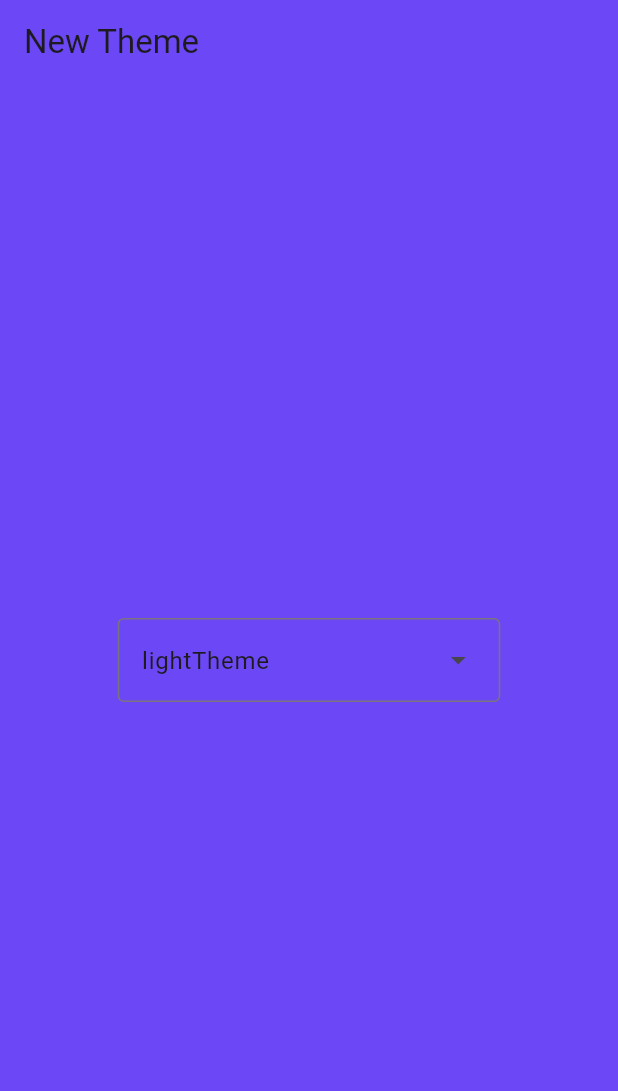
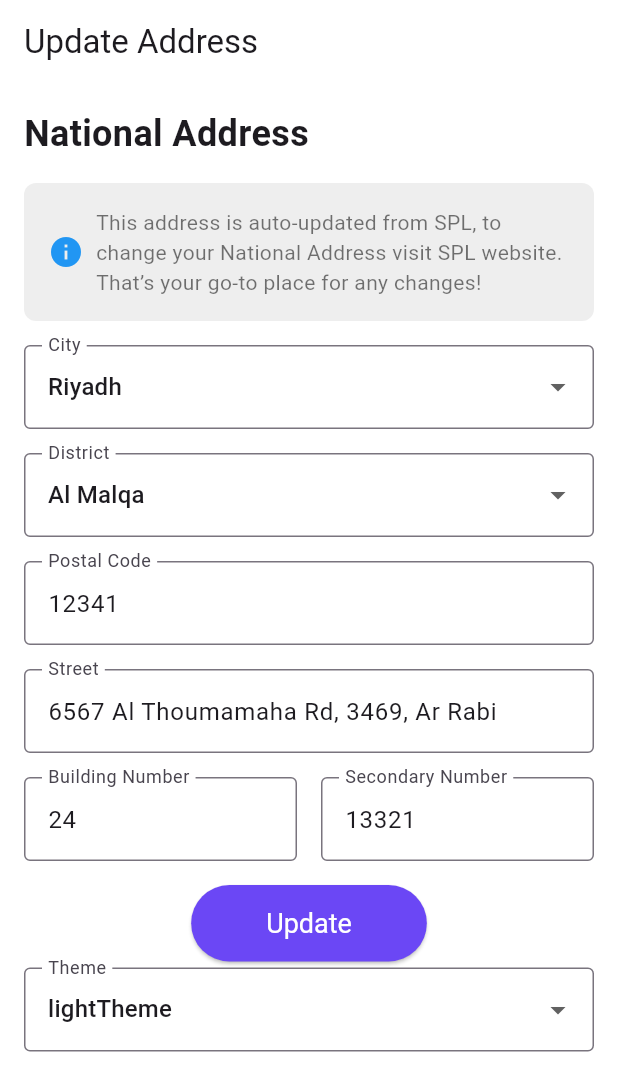
Before and after one commit to mahmoudsalah37/theme_app, a Flutter app: the screen it shows after launch, on a phone screen of 412 x 824 dp. Shown: the top 1091 px of the screen. Run offline on Flutter 3.47's test engine with Material 3 defaults, Android fonts, the phone set to English and light mode, and no system bars; Roboto replaces fonts that are missing (Tawuniya).

Commit message:
Refactor code to use ValueNotifier instead of final variable for theme selection and update UI in HomeScreen
The commit message summarizes the changes made in the code. It starts with a capitalized, short summary of the changes (less than 50 characters) and is followed by a more detailed explanatory text if necessary. In this case, the changes made were to refactor the code to use a ValueNotifier instead of a final variable for theme selection and update the UI in HomeScreen

```diff
--- /dev/null
+++ b/lib/home_screen.dart
@@ -0,0 +1,168 @@
+import 'package:flutter/material.dart';
+import 'package:theme_app/main.dart';
+
+import 'theme/custom_colors_extension.dart';
+import 'theme/tw_theme.dart';
+import 'tw_constents.dart';
+
+class HomeScreen extends StatelessWidget {
+  const HomeScreen({super.key});
+
+  @override
+  Widget build(BuildContext context) {
+    final customColorsExtension =
+        Theme.of(context).extension<CustomColorsExtension>()!;
+    final primaryColor = HexColor.fromHex(
+        customColorsExtension.colorsModel.primary!.primaryColor!.value!);
+    final secondaryButton = HexColor.fromHex(
+        customColorsExtension.colorsModel.button!.secondaryButton!.value!);
+    return Scaffold(
+      backgroundColor: primaryColor,
+      appBar: AppBar(
+        title: const Text('Update Address'),
+      ),
+      body: Padding(
+        padding: const EdgeInsets.all(16.0),
+        child: ListView(
+          children: <Widget>[
+            const Text(
+              'National Address',
+              style: TextStyle(fontSize: 24, fontWeight: FontWeight.bold),
+            ),
+            const SizedBox(height: 16),
+            Container(
+              padding: const EdgeInsets.all(16),
+              decoration: BoxDecoration(
+                color: Colors.grey[200],
+                borderRadius: BorderRadius.circular(8),
+              ),
+              child: const Row(
+                children: <Widget>[
+                  Icon(Icons.info, color: Colors.blue),
+                  SizedBox(width: 8),
+                  Expanded(
+                    child: Text(
+                      'This address is auto-updated from SPL, to change your National Address visit SPL website. That’s your go-to place for any changes!',
+                      style: TextStyle(color: Colors.black54),
+                    ),
+                  ),
+                ],
+              ),
+            ),
+            const SizedBox(height: 16),
+            DropdownButtonFormField<String>(
+              value: 'Riyadh',
+              items: ['Riyadh', 'Jeddah', 'Dammam']
+                  .map((label) => DropdownMenuItem(
+                        value: label,
+                        child: Text(label),
+                      ))
+                  .toList(),
+              onChanged: (value) {},
+              decoration: const InputDecoration(
+                labelText: 'City',
+                border: OutlineInputBorder(),
+              ),
+            ),
+            const SizedBox(height: 16),
+            DropdownButtonFormField<String>(
+              value: 'Al Malqa',
+              items: [
+                'Al Malqa',
+                'Al Olaya',
+                'Al Sulaymaniyah',
+              ]
+                  .map((label) => DropdownMenuItem(
+                        value: label,
+                        child: Text(label),
+                      ))
+                  .toList(),
+              onChanged: (value) {},
+              decoration: const InputDecoration(
+                labelText: 'District',
+                border: OutlineInputBorder(),
+              ),
+            ),
+            const SizedBox(height: 16),
+            TextFormField(
+              initialValue: '12341',
+              decoration: const InputDecoration(
+                labelText: 'Postal Code',
+                border: OutlineInputBorder(),
+              ),
+            ),
+            const SizedBox(height: 16),
+            TextFormField(
+              initialValue: '6567 Al Thoumamaha Rd, 3469, Ar Rabi',
+              decoration: const InputDecoration(
+                labelText: 'Street',
+                border: OutlineInputBorder(),
+              ),
+            ),
+            const SizedBox(height: 16),
+            Row(
+              children: <Widget>[
+                Expanded(
+                  child: TextFormField(
+                    initialValue: '24',
+                    decoration: const InputDecoration(
+                      labelText: 'Building Number',
+                      border: OutlineInputBorder(),
+                    ),
+                  ),
+                ),
+                const SizedBox(width: 16),
+                Expanded(
+                  child: TextFormField(
+                    initialValue: '13321',
+                    decoration: const InputDecoration(
+                      labelText: 'Secondary Number',
+                      border: OutlineInputBorder(),
+                    ),
+                  ),
+                ),
+              ],
+            ),
+            const SizedBox(height: 16),
+            Center(
+              child: ElevatedButton(
+                onPressed: () {},
+                style: ElevatedButton.styleFrom(
+                  backgroundColor: secondaryButton,
+                  foregroundColor: Colors.white,
+                  padding:
+                      const EdgeInsets.symmetric(horizontal: 50, vertical: 15),
+                  textStyle: const TextStyle(fontSize: 18),
+                ),
+                child: const Text('Update'),
+              ),
+            ),
+            const SizedBox(height: 4),
+            Center(
+              child: DropdownButtonFormField<ThemeData>(
+                decoration: const InputDecoration(
+                  labelText: 'Theme',
+                  border: OutlineInputBorder(),
+                ),
+                value: notifier.value,
+                onChanged: (newTheme) {
+                  notifier.value = newTheme!;
+                },
+                items: [
+                  DropdownMenuItem(
+                      value: TWTheme.lightTheme,
+                      child: const Text('lightTheme')),
+                  DropdownMenuItem(
+                      value: TWTheme.darkTheme, child: const Text('darkTheme')),
+                  DropdownMenuItem(
+                      value: TWTheme.nationalDayTheme,
+                      child: const Text('nationalDayTheme')),
+                ],
+              ),
+            ),
+          ],
+        ),
+      ),
+    );
+  }
+}
--- a/lib/main.dart
+++ b/lib/main.dart
@@ -1,8 +1,7 @@
 import 'package:flutter/material.dart';
 
-import 'theme/custom_colors_extension.dart';
+import 'home_screen.dart';
 import 'theme/tw_theme.dart';
-import 'tw_constents.dart';
 
 void main() {
   runApp(const MainApp());
@@ -15,13 +14,13 @@ class MainApp extends StatefulWidget {
   State<MainApp> createState() => _MainAppState();
 }
 
-final ValueNotifier<ThemeData> _notifier = ValueNotifier(TWTheme.lightTheme);
+final ValueNotifier<ThemeData> notifier = ValueNotifier(TWTheme.lightTheme);
 
 class _MainAppState extends State<MainApp> {
   @override
   Widget build(BuildContext context) {
     return ValueListenableBuilder<ThemeData>(
-      valueListenable: _notifier,
+      valueListenable: notifier,
       builder: (_, selectedTheme, __) {
         return MaterialApp(
           theme: selectedTheme,
@@ -34,78 +33,78 @@ class _MainAppState extends State<MainApp> {
 
   @override
   void dispose() {
-    _notifier.dispose();
+    notifier.dispose();
     super.dispose();
   }
 }
 
-class HomeScreen extends StatelessWidget {
-  const HomeScreen({
-    super.key,
-  });
+// class HomeScreen extends StatelessWidget {
+//   const HomeScreen({
+//     super.key,
+//   });
 
-  @override
-  Widget build(BuildContext context) {
-    final customColorsExtension =
-        Theme.of(context).extension<CustomColorsExtension>()!;
-    return Scaffold(
-      backgroundColor: HexColor.fromHex(
-          customColorsExtension.colorsModel.primary!.primaryColor!.value!),
-      appBar: AppBar(
-        title: const Text('New Theme'),
-      ),
-      body: Column(
-        mainAxisAlignment: MainAxisAlignment.center,
-        crossAxisAlignment: CrossAxisAlignment.stretch,
-        children: [
-          Center(
-            child: DropdownMenu<ThemeData>(
-              initialSelection: _notifier.value,
-              onSelected: (newTheme) {
-                _notifier.value = newTheme!;
-              },
-              dropdownMenuEntries: [
-                DropdownMenuEntry(
-                    leadingIcon: Icon(
-                      Icons.color_lens,
-                      color: HexColor.fromHex(TWTheme.lightTheme
-                          .extension<CustomColorsExtension>()!
-                          .colorsModel
-                          .primary!
-                          .primaryColor!
-                          .value!),
-                    ),
-                    label: 'lightTheme',
-                    value: TWTheme.lightTheme),
-                DropdownMenuEntry(
-                    leadingIcon: Icon(
-                      Icons.color_lens,
-                      color: HexColor.fromHex(TWTheme.darkTheme
-                          .extension<CustomColorsExtension>()!
-                          .colorsModel
-                          .primary!
-                          .primaryColor!
-                          .value!),
-                    ),
-                    label: 'darkTheme',
-                    value: TWTheme.darkTheme),
-                DropdownMenuEntry(
-                    leadingIcon: Icon(
-                      Icons.color_lens,
-                      color: HexColor.fromHex(TWTheme.nationalDayTheme
-                          .extension<CustomColorsExtension>()!
-                          .colorsModel
-                          .primary!
-                          .primaryColor!
-                          .value!),
-                    ),
-                    label: 'nationalDayTheme',
-                    value: TWTheme.nationalDayTheme),
-              ],
-            ),
-          ),
-        ],
-      ),
-    );
-  }
-}
+//   @override
+//   Widget build(BuildContext context) {
+//     final customColorsExtension =
+//         Theme.of(context).extension<CustomColorsExtension>()!;
+//     return Scaffold(
+//       backgroundColor: HexColor.fromHex(
+//           customColorsExtension.colorsModel.primary!.primaryColor!.value!),
+//       appBar: AppBar(
+//         title: const Text('New Theme'),
+//       ),
+//       body: Column(
+//         mainAxisAlignment: MainAxisAlignment.center,
+//         crossAxisAlignment: CrossAxisAlignment.stretch,
+//         children: [
+//           Center(
+//             child: DropdownMenu<ThemeData>(
+//               initialSelection: notifier.value,
+//               onSelected: (newTheme) {
+//                 notifier.value = newTheme!;
+//               },
+//               dropdownMenuEntries: [
+//                 DropdownMenuEntry(
+//                     leadingIcon: Icon(
+//                       Icons.color_lens,
+//                       color: HexColor.fromHex(TWTheme.lightTheme
+//                           .extension<CustomColorsExtension>()!
+//                           .colorsModel
+//                           .primary!
+//                           .primaryColor!
+//                           .value!),
+//                     ),
+//                     label: 'lightTheme',
+//                     value: TWTheme.lightTheme),
+//                 DropdownMenuEntry(
+//                     leadingIcon: Icon(
+//                       Icons.color_lens,
+//                       color: HexColor.fromHex(TWTheme.darkTheme
+//                           .extension<CustomColorsExtension>()!
+//                           .colorsModel
+//                           .primary!
+//                           .primaryColor!
+//                           .value!),
+//                     ),
+//                     label: 'darkTheme',
+//                     value: TWTheme.darkTheme),
+//                 DropdownMenuEntry(
+//                     leadingIcon: Icon(
+//                       Icons.color_lens,
+//                       color: HexColor.fromHex(TWTheme.nationalDayTheme
+//                           .extension<CustomColorsExtension>()!
+//                           .colorsModel
+//                           .primary!
+//                           .primaryColor!
+//                           .value!),
+//                     ),
+//                     label: 'nationalDayTheme',
+//                     value: TWTheme.nationalDayTheme),
+//               ],
+//             ),
+//           ),
+//         ],
+//       ),
+//     );
+//   }
+// }
--- a/lib/theme/tw_theme.dart
+++ b/lib/theme/tw_theme.dart
@@ -12,9 +12,9 @@ class TWTheme {
   static final _commonColors = CustomColorsExtension(
     colorsModel: ColorsModel(
         primary: Primary(
-        primaryColor: White(value: '#6B47F5'),
+          primaryColor: White(value: '#ffffff'),
         ),
-    ),
+        button: Button(secondaryButton: White(value: '#6B47F5'))),
   );
 
   static final ThemeData lightTheme = ThemeData(
@@ -108,7 +108,10 @@ class TWTheme {
               primaryColor: _commonColors.colorsModel.primary?.primaryColor
                   ?.copyWith(value: '#000000'),
             ),
-        ),
+            button: _commonColors.colorsModel.button?.copyWith(
+                secondaryButton: _commonColors
+                    .colorsModel.button?.secondaryButton
+                    ?.copyWith(value: '#6B47F5'))),
       ),
     ],
   );
@@ -120,7 +123,10 @@ class TWTheme {
               primaryColor: _commonColors.colorsModel.primary?.primaryColor
                   ?.copyWith(value: '#007500'),
             ),
-        ),
+            button: _commonColors.colorsModel.button?.copyWith(
+                secondaryButton: _commonColors
+                    .colorsModel.button?.secondaryButton
+                    ?.copyWith(value: '#1A4314'))),
       ),
     ],
   );
```
Lines whose indentation alone changed are shown as unchanged.
